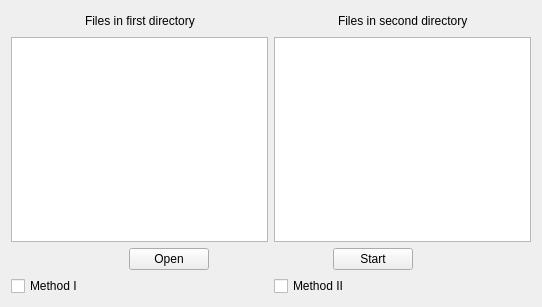
MichalBernacki/Plagiarism_detection_app, file Projekt/project/mainwindow.ui: the form before one commit.
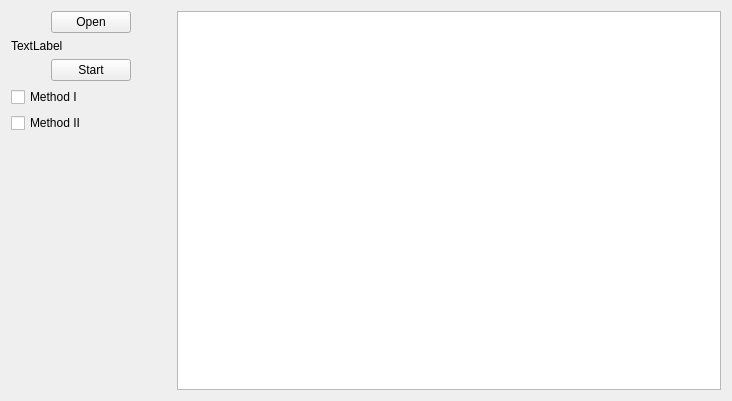
The form after the commit.

Commit message: Rebuild interface

```diff
--- a/Projekt/project/mainwindow.ui
+++ b/Projekt/project/mainwindow.ui
@@ -6,8 +6,8 @@
    <rect>
     <x>0</x>
     <y>0</y>
-    <width>542</width>
-    <height>307</height>
+    <width>732</width>
+    <height>401</height>
    </rect>
   </property>
   <property name="windowTitle">
@@ -16,101 +16,13 @@
   <widget class="QWidget" name="centralWidget">
    <layout class="QGridLayout" name="gridLayout">
     <item row="0" column="0">
+     <layout class="QFormLayout" name="formLayout">
+      <item row="0" column="0">
      <layout class="QVBoxLayout" name="verticalLayout_3">
       <item>
-       <layout class="QHBoxLayout" name="horizontalLayout_5">
-        <item>
-         <layout class="QVBoxLayout" name="verticalLayout">
-          <item>
-           <layout class="QHBoxLayout" name="horizontalLayout_3">
-            <item>
-             <spacer name="horizontalSpacer_4">
-              <property name="orientation">
-               <enum>Qt::Horizontal</enum>
-              </property>
-              <property name="sizeHint" stdset="0">
-               <size>
-                <width>40</width>
-                <height>20</height>
-               </size>
-              </property>
-             </spacer>
-            </item>
-            <item>
-             <widget class="QLabel" name="label">
-              <property name="text">
-               <string>Files in first directory</string>
-              </property>
-             </widget>
-            </item>
-            <item>
-             <spacer name="horizontalSpacer_5">
-              <property name="orientation">
-               <enum>Qt::Horizontal</enum>
-              </property>
-              <property name="sizeHint" stdset="0">
-               <size>
-                <width>40</width>
-                <height>20</height>
-               </size>
-              </property>
-             </spacer>
-            </item>
-           </layout>
-          </item>
-          <item>
-           <widget class="QTextBrowser" name="teText1"/>
-          </item>
-         </layout>
-        </item>
-        <item>
          <layout class="QVBoxLayout" name="verticalLayout_2">
           <item>
-           <layout class="QHBoxLayout" name="horizontalLayout_4">
-            <item>
-             <spacer name="horizontalSpacer_7">
-              <property name="orientation">
-               <enum>Qt::Horizontal</enum>
-              </property>
-              <property name="sizeHint" stdset="0">
-               <size>
-                <width>40</width>
-                <height>20</height>
-               </size>
-              </property>
-             </spacer>
-            </item>
-            <item>
-             <widget class="QLabel" name="label_2">
-              <property name="text">
-               <string>Files in second directory</string>
-              </property>
-             </widget>
-            </item>
-            <item>
-             <spacer name="horizontalSpacer_6">
-              <property name="orientation">
-               <enum>Qt::Horizontal</enum>
-              </property>
-              <property name="sizeHint" stdset="0">
-               <size>
-                <width>40</width>
-                <height>20</height>
-               </size>
-              </property>
-             </spacer>
-            </item>
-           </layout>
-          </item>
-          <item>
-           <widget class="QTextBrowser" name="teText2"/>
-          </item>
-         </layout>
-        </item>
-       </layout>
-      </item>
-      <item>
-       <layout class="QHBoxLayout" name="horizontalLayout_2">
+           <layout class="QHBoxLayout" name="horizontalLayout">
         <item>
          <spacer name="horizontalSpacer">
           <property name="orientation">
@@ -144,6 +56,30 @@
           </property>
          </spacer>
         </item>
+           </layout>
+          </item>
+          <item>
+           <widget class="QLabel" name="leLabel">
+            <property name="text">
+             <string>TextLabel</string>
+            </property>
+           </widget>
+          </item>
+          <item>
+           <layout class="QHBoxLayout" name="horizontalLayout_2">
+            <item>
+             <spacer name="horizontalSpacer_4">
+              <property name="orientation">
+               <enum>Qt::Horizontal</enum>
+              </property>
+              <property name="sizeHint" stdset="0">
+               <size>
+                <width>40</width>
+                <height>20</height>
+               </size>
+              </property>
+             </spacer>
+            </item>
         <item>
          <widget class="QPushButton" name="pbStart">
           <property name="text">
@@ -167,7 +103,7 @@
        </layout>
       </item>
       <item>
-       <layout class="QHBoxLayout" name="horizontalLayout">
+           <layout class="QVBoxLayout" name="verticalLayout">
         <item>
          <widget class="QCheckBox" name="cbBox1">
           <property name="text">
@@ -183,6 +119,26 @@
          </widget>
         </item>
        </layout>
+          </item>
+         </layout>
+        </item>
+        <item>
+         <spacer name="verticalSpacer">
+          <property name="orientation">
+           <enum>Qt::Vertical</enum>
+          </property>
+          <property name="sizeHint" stdset="0">
+           <size>
+            <width>20</width>
+            <height>228</height>
+           </size>
+          </property>
+         </spacer>
+        </item>
+       </layout>
+      </item>
+      <item row="0" column="1">
+       <widget class="QTableWidget" name="taCompare"/>
       </item>
      </layout>
     </item>
```
Lines whose indentation alone changed are shown as unchanged. The commit also changes 2 other files.
